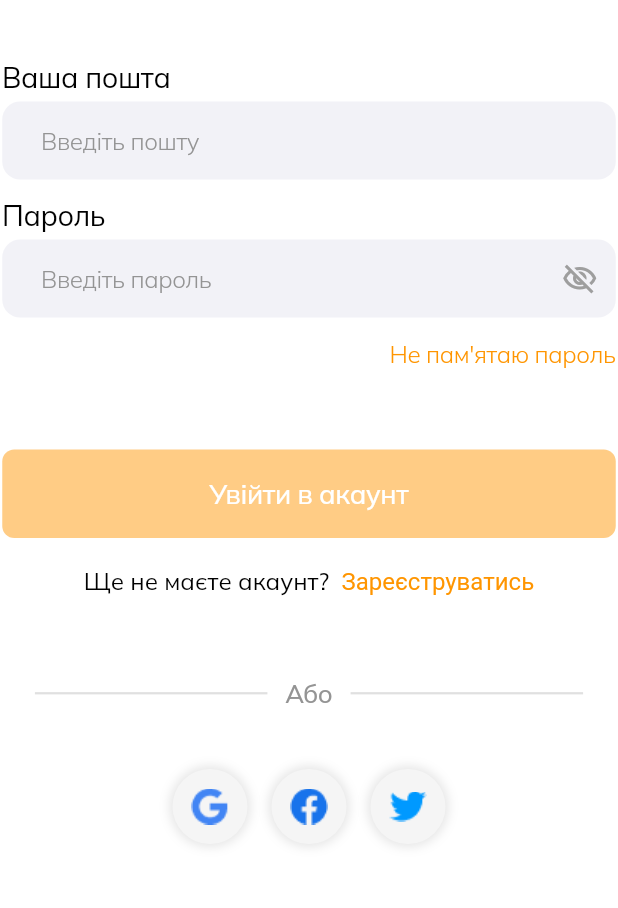
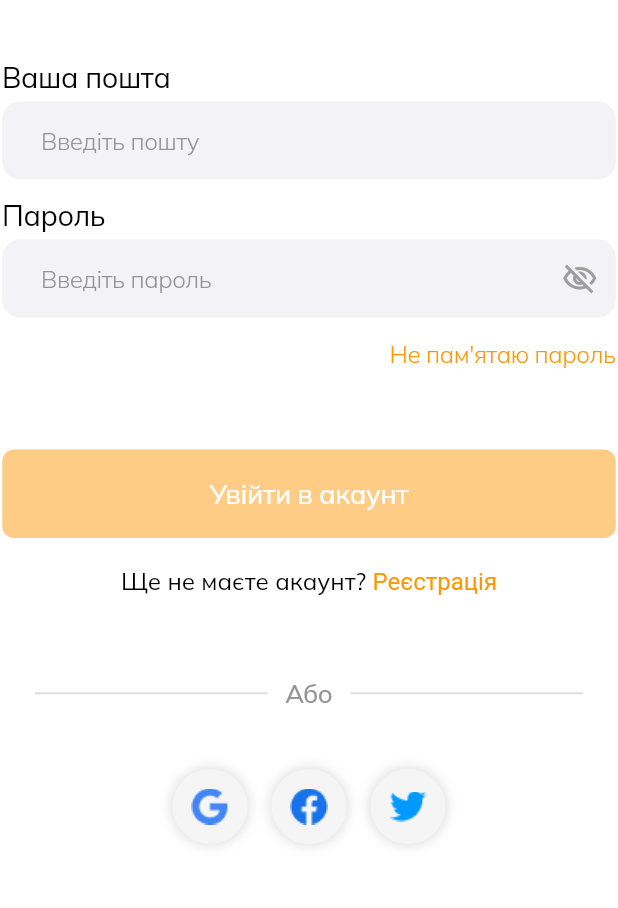
Before and after one commit to alexsukhrin/marketplace-ui, a Flutter app: the screen it shows after launch, after a tap on "Увійти", on a phone screen of 412 x 824 dp, the part 278-1186 px from its top. Run offline on Flutter 3.47's test engine with Material 3 defaults, Android fonts, the phone set to English and light mode, and no system bars; our stand-ins replace dropdown_button2, file_picker, flutter_riverpod, flutter_secure_storage, flutter_svg, google_fonts and 1 more; accounts and stored records are empty; project files that could hold a hidden picture were left out.

Commit message:
feat: add localization to login page
✅ Login Page Localization:
- LoginHeader: 'Вхід' → l10n.signIn, welcome message localized
- Form fields: Email and Password labels + hints
- Button: 'Увійти в акаунт' → l10n.signInAccount
- Bottom text: 'Ще не маєте акаунт?' → l10n.dontHaveAccount
- Sign Up link: 'Зареєструватись' → l10n.signUp

🎯 Test: http://localhost:3000/#/login
- Language switcher in AppBar works
- All texts change UA ↔ EN
- Login form fully localized

Next: Main navigation and other pages

```diff
--- a/lib/src/localization/app_localizations.dart
+++ b/lib/src/localization/app_localizations.dart
@@ -88,6 +88,11 @@ class AppLocalizations {
   String get repeatPassword => _localizedValues[locale.languageCode]!['repeat_password']!;
   String get alreadyHaveAccount => _localizedValues[locale.languageCode]!['already_have_account']!;
 
+  // === ВХІД ===
+  String get signInAccount => _localizedValues[locale.languageCode]!['sign_in_account']!;
+  String get welcomeBack => _localizedValues[locale.languageCode]!['welcome_back']!;
+  String get dontHaveAccount => _localizedValues[locale.languageCode]!['dont_have_account']!;
+
   /// Словник перекладів
   static const Map<String, Map<String, String>> _localizedValues = {
     'uk': {
@@ -146,6 +151,11 @@ class AppLocalizations {
       'enter_password_again': 'Введіть пароль повторно',
       'repeat_password': 'Повторіть пароль',
       'already_have_account': 'Вже маєте акаунт?',
+
+      // Вхід
+      'sign_in_account': 'Увійти в акаунт',
+      'welcome_back': 'Вітаємо знову у Shum!',
+      'dont_have_account': 'Ще не маєте акаунт?',
     },
     'en': {
       // General
@@ -203,6 +213,11 @@ class AppLocalizations {
       'enter_password_again': 'Enter password again',
       'repeat_password': 'Repeat password',
       'already_have_account': 'Already have an account?',
+
+      // Sign In
+      'sign_in_account': 'Sign In to Account',
+      'welcome_back': 'Welcome back to Shum!',
+      'dont_have_account': 'Don\'t have an account?',
     },
   };
 }
--- a/lib/src/ui/widgets/login_widgets/login_header.dart
+++ b/lib/src/ui/widgets/login_widgets/login_header.dart
@@ -1,11 +1,14 @@
 import 'package:flutter/material.dart';
 import 'package:flutter_application_1/constants/colors.dart';
+import 'package:flutter_riverpod/flutter_riverpod.dart';
+import '../../../localization/app_localizations.dart';
 
-class LoginHeader extends StatelessWidget {
+class LoginHeader extends ConsumerWidget {
   const LoginHeader({super.key});
 
   @override
-  Widget build(BuildContext context) {
+  Widget build(BuildContext context, WidgetRef ref) {
+    final l10n = AppLocalizations.of(context);
     return Column(
       children: [
         // const SizedBox(height: 111),
@@ -13,13 +16,13 @@ class LoginHeader extends StatelessWidget {
         //   text: 'SHUM',
         // ),
         Text(
-          'Вхід',
+          l10n.signIn,
           textAlign: TextAlign.center,
           style: Theme.of(context).textTheme.titleLarge?.copyWith(fontSize: 32),
         ),
         const SizedBox(height: 8),
         Text(
-          'Вітаємо знову у Shum! ',
+          l10n.welcomeBack,
           textAlign: TextAlign.center,
           style: Theme.of(context)
               .textTheme
--- a/lib/src/ui/widgets/login_widgets/login_mobile_layout.dart
+++ b/lib/src/ui/widgets/login_widgets/login_mobile_layout.dart
@@ -8,8 +8,10 @@ import 'package:flutter_application_1/src/ui/widgets/auth_widgets/auth_button.da
 import 'package:flutter_application_1/src/ui/widgets/shared_widgets/language_selector.dart';
 import 'package:flutter_application_1/src/ui/widgets/social_media/social_media.dart';
 import 'package:flutter_application_1/src/utils/validators.dart';
+import 'package:flutter_riverpod/flutter_riverpod.dart';
+import '../../../localization/app_localizations.dart';
 
-class LoginMobileLayout extends StatelessWidget {
+class LoginMobileLayout extends ConsumerWidget {
   final TextTheme textTheme;
   final GlobalKey<FormState> formKey;
   final TextEditingController emailController;
@@ -28,7 +30,8 @@ class LoginMobileLayout extends StatelessWidget {
   });
 
   @override
-  Widget build(BuildContext context) {
+  Widget build(BuildContext context, WidgetRef ref) {
+    final l10n = AppLocalizations.of(context);
     return Scaffold(
       appBar: AppBar(
         leading: IconButton(
@@ -59,8 +62,8 @@ class LoginMobileLayout extends StatelessWidget {
                       const LoginHeader(),
                       const SizedBox(height: 40),
                       AuthField(
-                        labelText: 'Ваша пошта',
-                        hintText: "Введіть пошту",
+                        labelText: l10n.yourEmail,
+                        hintText: l10n.enterEmail,
                         controller: emailController,
                         validator: validateEmail,
                         showSuffixIcon: (text) {
@@ -69,8 +72,8 @@ class LoginMobileLayout extends StatelessWidget {
                       ),
                       const SizedBox(height: 12),
                       AuthField(
-                        labelText: 'Пароль',
-                        hintText: "Введіть пароль",
+                        labelText: l10n.password,
+                        hintText: l10n.enterPassword,
                         controller: passwordController,
                         validator: validatePassword,
                         isObscureText: true,
@@ -81,7 +84,7 @@ class LoginMobileLayout extends StatelessWidget {
                               : null),
                       const SizedBox(height: 40),
                       AuthButton(
-                        text: 'Увійти в акаунт',
+                        text: l10n.signInAccount,
                         onPressed: onLogin,
                         isButtonDisabled: isButtonDisabled,
                       ),
@@ -103,10 +106,10 @@ class LoginMobileLayout extends StatelessWidget {
                         child: RichText(
                           text: TextSpan(
                             style: Theme.of(context).textTheme.bodyMedium,
-                            children: const [
-                              TextSpan(text: 'Ще не маєте акаунт? '),
+                            children: [
+                              TextSpan(text: l10n.dontHaveAccount + ' '),
                               TextSpan(
-                                text: ' Зареєструватись',
+                                text: l10n.signUp,
                                 style: TextStyle(
                                   color: TColors.orange,
                                 ),
```
